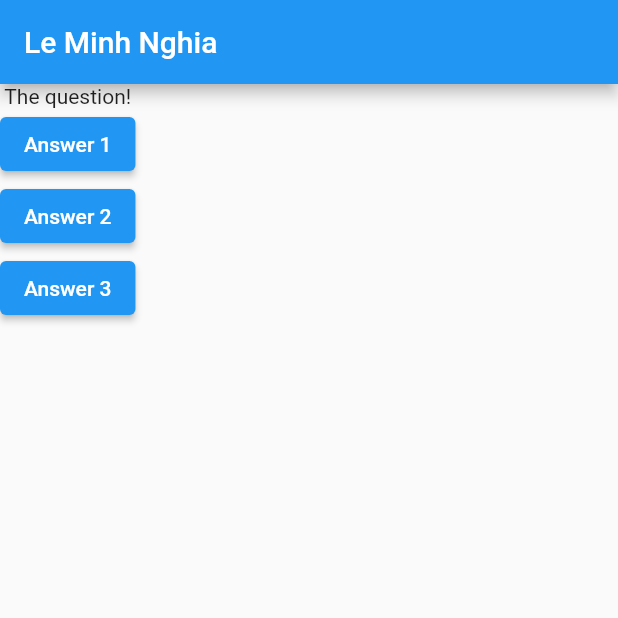
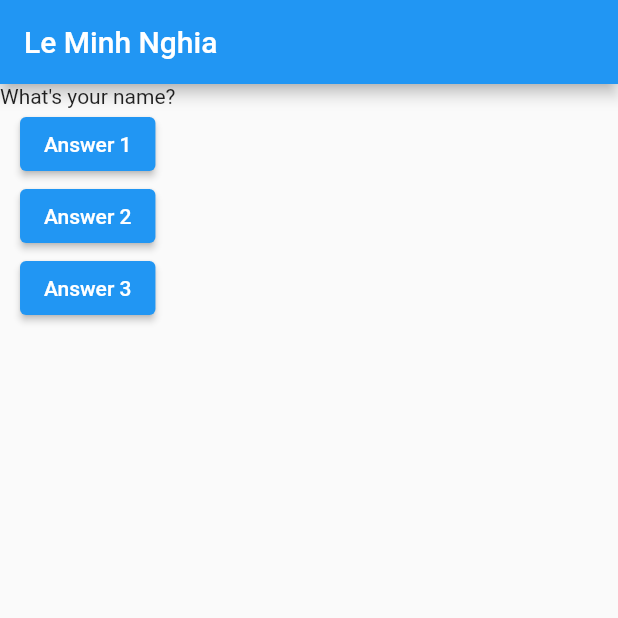
Before and after one commit to nghialmgcd201527/flutter_udemy_guidance, a Flutter app: the screen it shows after launch, after a tap on "Answer 1", on a phone screen of 412 x 824 dp, the top half of it. Run offline on Flutter 3.47's test engine with Material 2 defaults, Android fonts, the phone set to English and light mode, and no system bars.

Commit message:
lecture 34

```diff
--- a/lib/main.dart
+++ b/lib/main.dart
@@ -7,8 +7,11 @@ import 'package:flutter/material.dart';
 void main() => runApp(MyApp());
 
 class MyApp extends StatelessWidget {
+  var questionIndex = 0;
+
   void answerQuestion() {
-    print('Answer chosen!');
+    questionIndex = questionIndex + 1;
+    print(questionIndex);
   }
 
   @override
@@ -20,7 +23,7 @@ class MyApp extends StatelessWidget {
           title: Text('Le Minh Nghia'),
         ),
         body: Column(children: [
-          Text('The question!'),
+          Text(questions[questionIndex]),
           ElevatedButton(
             child: Text('Answer 1'),
             onPressed: answerQuestion,
```
